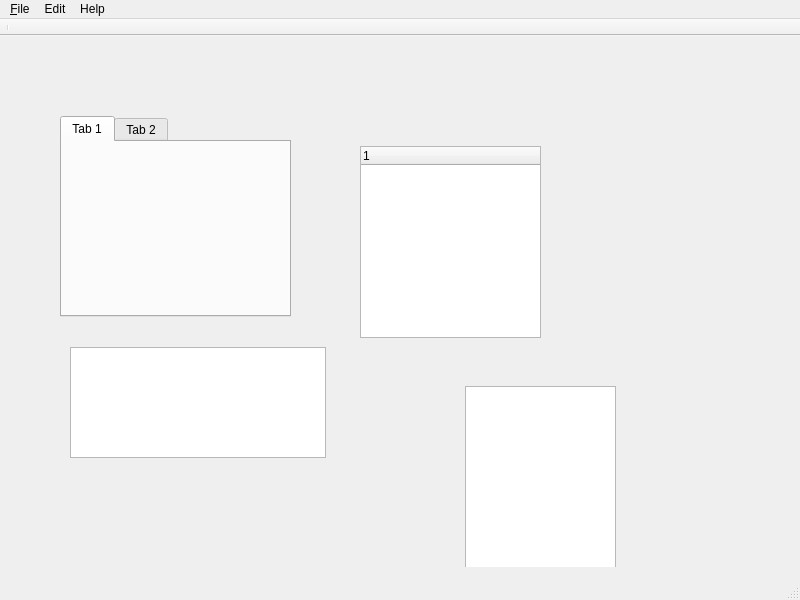
Qt form desktop/WorkflowDesigner/mainwindow.ui (hyper-juniors/workflow-designer) before a commit.
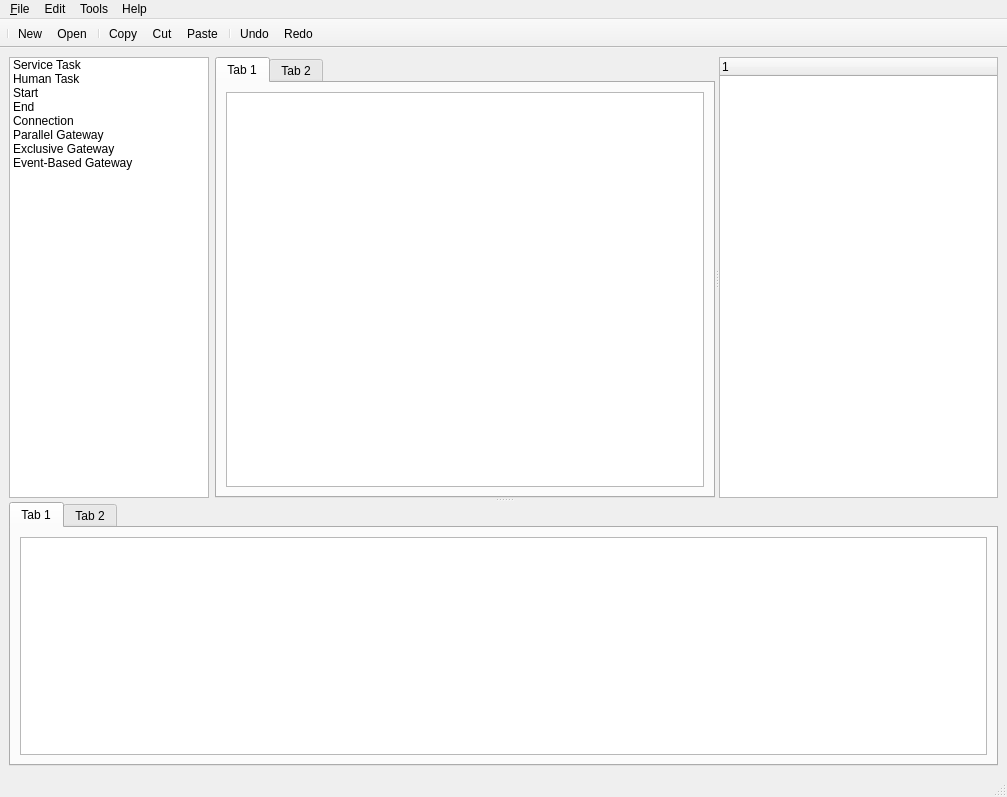
The same form after that commit. Icons and pictures are not drawn.

Commit message: Create a basic template for the application

Patch:
```diff
--- a/desktop/WorkflowDesigner/mainwindow.ui
+++ b/desktop/WorkflowDesigner/mainwindow.ui
@@ -6,92 +6,175 @@
    <rect>
     <x>0</x>
     <y>0</y>
-    <width>800</width>
-    <height>600</height>
+    <width>1007</width>
+    <height>797</height>
    </rect>
   </property>
   <property name="windowTitle">
    <string>MainWindow</string>
   </property>
   <widget class="QWidget" name="centralwidget">
-   <widget class="QWidget" name="widget" native="true">
-    <property name="geometry">
-     <rect>
-      <x>20</x>
-      <y>60</y>
-      <width>631</width>
-      <height>471</height>
-     </rect>
-    </property>
-    <property name="autoFillBackground">
-     <bool>false</bool>
-    </property>
-    <widget class="QTableWidget" name="tableWidget">
-     <property name="geometry">
-      <rect>
-       <x>50</x>
-       <y>251</y>
-       <width>256</width>
-       <height>111</height>
-      </rect>
-     </property>
-    </widget>
-    <widget class="QTabWidget" name="tabWidget">
-     <property name="geometry">
-      <rect>
-       <x>40</x>
-       <y>20</y>
-       <width>231</width>
-       <height>201</height>
-      </rect>
-     </property>
-     <property name="currentIndex">
-      <number>0</number>
-     </property>
-     <widget class="QWidget" name="tab">
-      <attribute name="title">
-       <string>Tab 1</string>
-      </attribute>
-     </widget>
-     <widget class="QWidget" name="tab_2">
-      <attribute name="title">
-       <string>Tab 2</string>
-      </attribute>
-     </widget>
-    </widget>
-    <widget class="QTreeWidget" name="treeWidget">
-     <property name="geometry">
-      <rect>
-       <x>340</x>
-       <y>50</y>
-       <width>181</width>
-       <height>192</height>
-      </rect>
-     </property>
-     <column>
-      <property name="text">
-       <string notr="true">1</string>
+   <layout class="QHBoxLayout" name="horizontalLayout_4">
+    <item>
+     <widget class="QSplitter" name="splitter_2">
+      <property name="orientation">
+       <enum>Qt::Vertical</enum>
       </property>
-     </column>
-    </widget>
-    <widget class="QListView" name="listView">
-     <property name="geometry">
-      <rect>
-       <x>445</x>
-       <y>290</y>
-       <width>151</width>
-       <height>192</height>
-      </rect>
-     </property>
-    </widget>
-   </widget>
+      <widget class="QWidget" name="layoutWidget">
+       <layout class="QHBoxLayout" name="horizontalLayout_3">
+        <item>
+         <widget class="QListWidget" name="listWidget">
+          <property name="maximumSize">
+           <size>
+            <width>200</width>
+            <height>16777215</height>
+           </size>
+          </property>
+          <property name="baseSize">
+           <size>
+            <width>100</width>
+            <height>0</height>
+           </size>
+          </property>
+          <item>
+           <property name="text">
+            <string>Service Task</string>
+           </property>
+          </item>
+          <item>
+           <property name="text">
+            <string>Human Task</string>
+           </property>
+          </item>
+          <item>
+           <property name="text">
+            <string>Start</string>
+           </property>
+          </item>
+          <item>
+           <property name="text">
+            <string>End</string>
+           </property>
+          </item>
+          <item>
+           <property name="text">
+            <string>Connection</string>
+           </property>
+          </item>
+          <item>
+           <property name="text">
+            <string>Parallel Gateway</string>
+           </property>
+          </item>
+          <item>
+           <property name="text">
+            <string>Exclusive Gateway</string>
+           </property>
+          </item>
+          <item>
+           <property name="text">
+            <string>Event-Based Gateway</string>
+           </property>
+          </item>
+         </widget>
+        </item>
+        <item>
+         <widget class="QSplitter" name="splitter">
+          <property name="enabled">
+           <bool>true</bool>
+          </property>
+          <property name="orientation">
+           <enum>Qt::Horizontal</enum>
+          </property>
+          <widget class="QTabWidget" name="tabWidget">
+           <property name="minimumSize">
+            <size>
+             <width>500</width>
+             <height>400</height>
+            </size>
+           </property>
+           <property name="sizeIncrement">
+            <size>
+             <width>0</width>
+             <height>0</height>
+            </size>
+           </property>
+           <property name="currentIndex">
+            <number>0</number>
+           </property>
+           <widget class="QWidget" name="tab">
+            <attribute name="title">
+             <string>Tab 1</string>
+            </attribute>
+            <layout class="QVBoxLayout" name="verticalLayout">
+             <item>
+              <widget class="QGraphicsView" name="graphicsView"/>
+             </item>
+            </layout>
+           </widget>
+           <widget class="QWidget" name="tab_2">
+            <attribute name="title">
+             <string>Tab 2</string>
+            </attribute>
+            <layout class="QHBoxLayout" name="horizontalLayout_5">
+             <item>
+              <widget class="QGraphicsView" name="graphicsView_2"/>
+             </item>
+            </layout>
+           </widget>
+          </widget>
+          <widget class="QTreeWidget" name="treeWidget">
+           <column>
+            <property name="text">
+             <string notr="true">1</string>
+            </property>
+           </column>
+          </widget>
+         </widget>
+        </item>
+       </layout>
+      </widget>
+      <widget class="QTabWidget" name="tabWidget_2">
+       <property name="minimumSize">
+        <size>
+         <width>300</width>
+         <height>0</height>
+        </size>
+       </property>
+       <property name="currentIndex">
+        <number>0</number>
+       </property>
+       <widget class="QWidget" name="tab_3">
+        <attribute name="title">
+         <string>Tab 1</string>
+        </attribute>
+        <layout class="QHBoxLayout" name="horizontalLayout">
+         <item>
+          <widget class="QTableWidget" name="tableWidget"/>
+         </item>
+        </layout>
+       </widget>
+       <widget class="QWidget" name="tab_4">
+        <attribute name="title">
+         <string>Tab 2</string>
+        </attribute>
+        <layout class="QHBoxLayout" name="horizontalLayout_2">
+         <item>
+          <widget class="QTableWidget" name="tableWidget_2"/>
+         </item>
+        </layout>
+       </widget>
+      </widget>
+     </widget>
+    </item>
+   </layout>
   </widget>
   <widget class="QMenuBar" name="menubar">
    <property name="geometry">
     <rect>
      <x>0</x>
      <y>0</y>
-     <width>800</width>
+     <width>1007</width>
      <height>21</height>
     </rect>
    </property>
@@ -123,8 +206,16 @@
     </property>
     <addaction name="actionAbout"/>
    </widget>
+   <widget class="QMenu" name="menuTools">
+    <property name="title">
+     <string>Tools</string>
+    </property>
+    <addaction name="actionPreferences"/>
+    <addaction name="actionCheck"/>
+   </widget>
    <addaction name="menu_File"/>
    <addaction name="menuEdit"/>
+   <addaction name="menuTools"/>
    <addaction name="menuHelp"/>
   </widget>
   <widget class="QStatusBar" name="statusbar"/>
@@ -145,9 +236,18 @@
     <enum>TopToolBarArea</enum>
    </attribute>
    <attribute name="toolBarBreak">
-    <bool>true</bool>
+    <bool>false</bool>
    </attribute>
    <addaction name="separator"/>
+   <addaction name="actionNew"/>
+   <addaction name="actionOpen"/>
+   <addaction name="separator"/>
+   <addaction name="actionCopy"/>
+   <addaction name="actionCut"/>
+   <addaction name="actionPaste"/>
+   <addaction name="separator"/>
+   <addaction name="actionUndo"/>
+   <addaction name="actionRedo"/>
   </widget>
   <action name="actionAbout">
    <property name="text">
```
Left out of the diff: 101 changed lines with no effect on the pictures. The commit also changes 2 other files.
